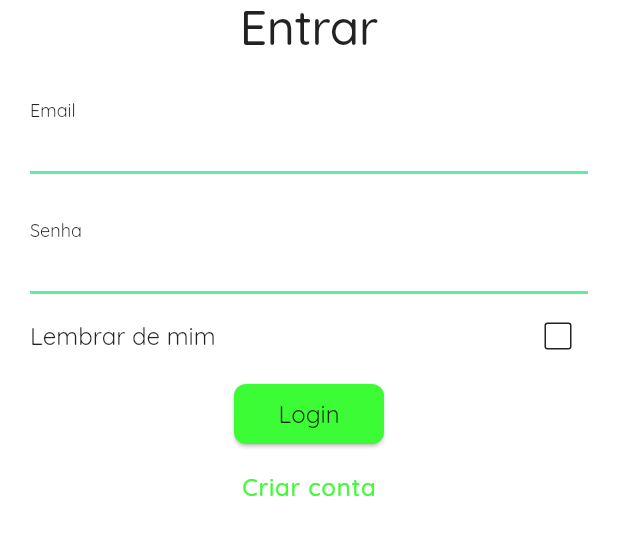
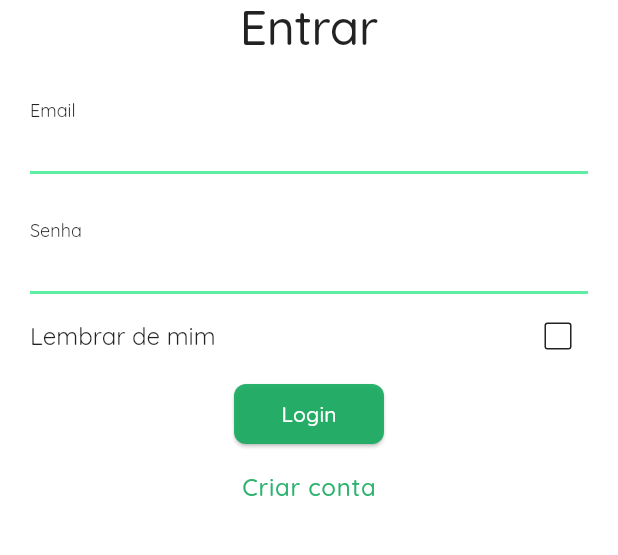
Before and after one commit to pauloheinen/Adote-um-Pet, a Flutter app: the screen it shows after launch, on a phone screen of 412 x 824 dp, the part 453-1008 px from its top. Run offline on Flutter 3.47's test engine with Material 3 defaults, Android fonts, the phone set to English and light mode, and no system bars; our stand-ins replace bloc, connectivity, dropdown_button2, flutter_bloc, flutter_chat_bubble, flutter_dotenv and 5 more; missing offline and left inert: bcrypt, cidades_estados_ibge, infinity_page_view_astro, mysql_client, remove_diacritic; accounts and stored records are empty.

Commit message:
Alterado cor textfield, elevatedbutton; criado classe para testar conectividade

```diff
--- a/lib/components/button/elevated_button.dart
+++ b/lib/components/button/elevated_button.dart
@@ -25,13 +25,13 @@ class CustomElevatedButton extends StatelessWidget {
         width: buttonSize,
         child: ElevatedButton(
             style: ElevatedButton.styleFrom(
-              backgroundColor: const Color.fromARGB(255, 60, 253, 53),
+              backgroundColor: const Color.fromARGB(229, 20, 171, 93),
               shape: const RoundedRectangleBorder(
                   borderRadius: BorderRadius.all(Radius.circular(8))),
             ),
             child: Text(
               label,
-              style: Theme.of(context).textTheme.displaySmall,
+              style: const TextStyle(color: Colors.white),
             ),
             onPressed: () => click()),
       ),
--- a/lib/screens/chat_page.dart
+++ b/lib/screens/chat_page.dart
@@ -2,7 +2,7 @@ import 'package:adote_um_pet/components/Chat/chat_input_bar.dart';
 import 'package:adote_um_pet/models/message_entity.dart';
 import 'package:adote_um_pet/services/message_service.dart';
 import 'package:adote_um_pet/utilities/uuid_utils.dart';
-import 'package:adote_um_pet/websocket/websocket_manager.dart';
+import 'package:adote_um_pet/managers/websocket/websocket_manager.dart';
 import 'package:flutter/material.dart';
 import 'package:intl/intl.dart';
 
--- a/lib/screens/conversations_page.dart
+++ b/lib/screens/conversations_page.dart
@@ -4,7 +4,7 @@ import 'package:adote_um_pet/models/message_entity.dart';
 import 'package:adote_um_pet/models/user_entity.dart';
 import 'package:adote_um_pet/preferences/preferences.dart';
 import 'package:adote_um_pet/services/message_service.dart';
-import 'package:adote_um_pet/websocket/websocket_manager.dart';
+import 'package:adote_um_pet/managers/websocket/websocket_manager.dart';
 import 'package:flutter/material.dart';
 
 import 'chat_page.dart';
--- a/lib/themes/app_theme.dart
+++ b/lib/themes/app_theme.dart
@@ -44,7 +44,7 @@ class AppTheme {
           ),
           labelSmall: TextStyle(
             fontSize: 16,
-            color: Color.fromARGB(255, 60, 253, 53),
+            color: Color.fromARGB(229, 20, 171, 93),
           )),
     );
   }
--- a/pubspec.yaml
+++ b/pubspec.yaml
@@ -30,7 +30,7 @@ dependencies:
   flutter_bloc:
   flutter_local_notifications: ^16.1.0
   provider: ^6.1.1
-  flutter_svg:
+  connectivity: ^3.0.6
   flutter:
     sdk: flutter
 
```
Also changed, not shown: lib/managers/connectivity/connectivity_manager.dart (added, +35 -0 lines), lib/managers/websocket/websocket_manager.dart (renamed from lib/websocket/websocket_manager.dart), lib/resources/dog-vector.png (deleted).
